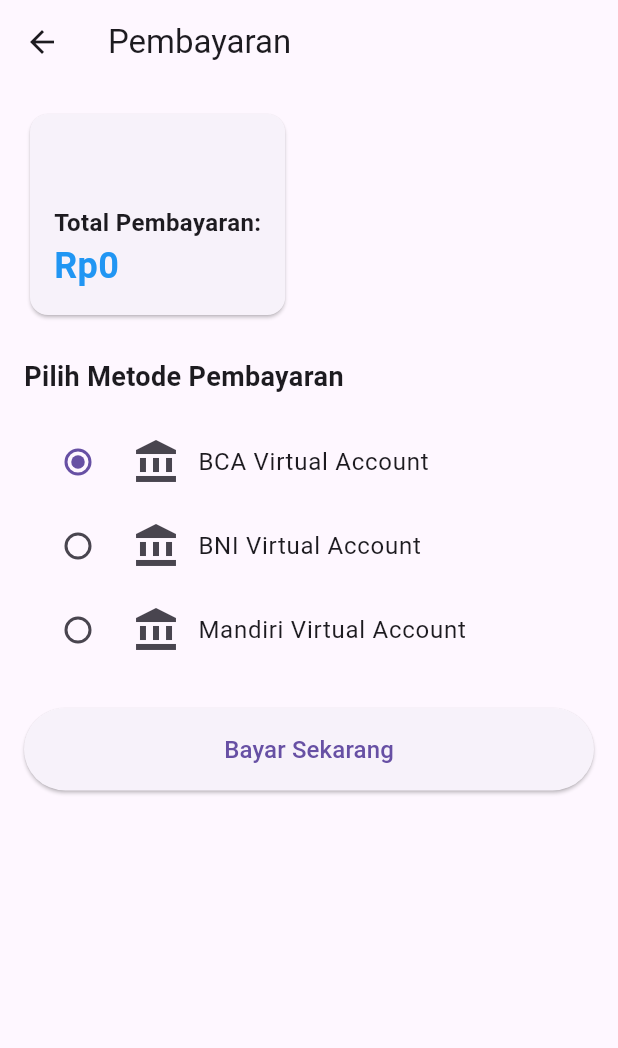
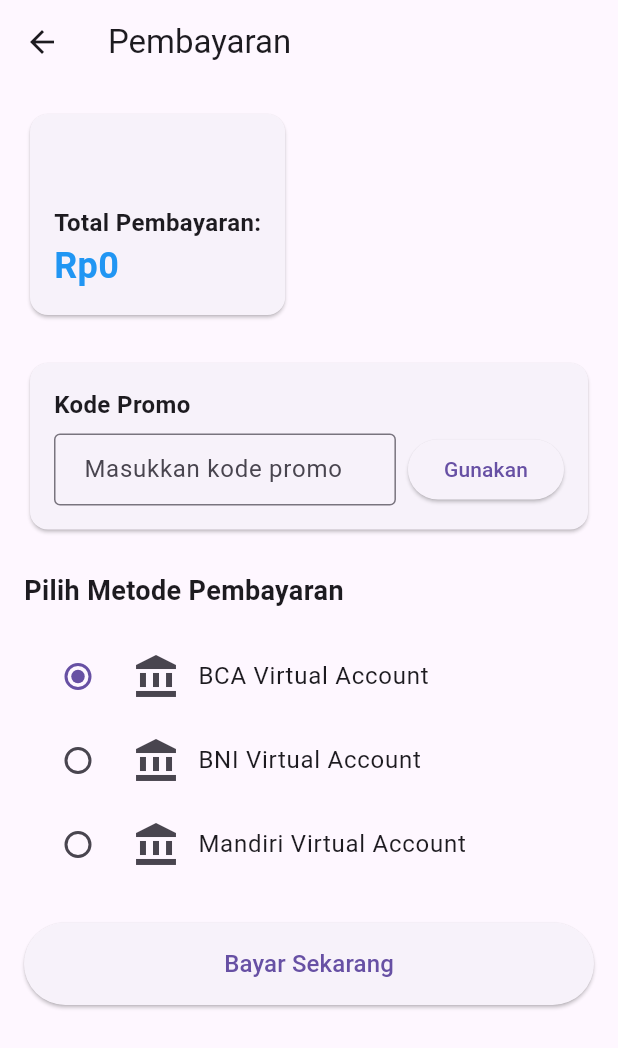
Before and after one commit to arizonaadipradana/juara_cpns, a Flutter app: the PaymentScreen screen opened directly with empty values, on a phone screen of 412 x 824 dp. Shown: the top 1048 px of the screen. Run offline on Flutter 3.47's test engine with Material 3 defaults, Android fonts, the phone set to English and light mode, and no system bars; our stand-ins replace cloud_firestore, firebase_auth, firebase_core; accounts and stored records are empty.

Commit message:
Add promo code validation and discount calculation to payment screen

```diff
--- a/lib/screens/payment_screen.dart
+++ b/lib/screens/payment_screen.dart
@@ -1,4 +1,5 @@
 // lib/screens/payment_screen.dart
+import 'package:flutter/foundation.dart';
 import 'package:flutter/material.dart';
 import 'package:cloud_firestore/cloud_firestore.dart';
 import 'package:firebase_auth/firebase_auth.dart';
@@ -20,12 +21,90 @@ class PaymentScreen extends StatefulWidget {
 class _PaymentScreenState extends State<PaymentScreen> {
   String selectedPaymentMethod = 'bca';
   bool isProcessing = false;
+  String promoCode = '';
+  int? promoDiscount;
+  bool isValidatingPromo = false;
+  String? promoError;
 
   final paymentMethods = [
     {'id': 'bca', 'name': 'BCA Virtual Account', 'logo': 'assets/bca_logo.png'},
     {'id': 'bni', 'name': 'BNI Virtual Account', 'logo': 'assets/bni_logo.png'},
     {'id': 'mandiri', 'name': 'Mandiri Virtual Account', 'logo': 'assets/mandiri_logo.png'},
   ];
+
+  // Calculate final price after discount
+  int get finalPrice {
+    if (promoDiscount == null) return widget.package.price;
+    return widget.package.price - promoDiscount!;
+  }
+
+  Future<void> validatePromoCode() async {
+    if (promoCode.isEmpty) return;
+
+    setState(() {
+      isValidatingPromo = true;
+      promoError = null;
+      promoDiscount = null;
+    });
+
+    try {
+      if (kDebugMode) {
+        print('Validating promo code: $promoCode');
+      }
+
+      final promoSnapshot = await FirebaseFirestore.instance
+          .collection('promos')
+          .where('code', isEqualTo: promoCode.trim().toUpperCase())
+          .where('isActive', isEqualTo: true)
+          .where('validUntil', isGreaterThan: Timestamp.now())
+          .get();
+
+      if (kDebugMode) {
+        print('Found ${promoSnapshot.docs.length} matching promos');
+      } // For debugging
+
+      if (promoSnapshot.docs.isEmpty) {
+        setState(() {
+          promoError = 'Kode promo tidak valid atau sudah kadaluarsa';
+        });
+        return;
+      }
+
+      final promoData = promoSnapshot.docs.first.data();
+
+      // Verify the data type and cast safely
+      final discountAmount = promoData['discountAmount'];
+      if (discountAmount is! int) {
+        throw Exception('Invalid discount amount type: ${discountAmount.runtimeType}');
+      }
+
+      setState(() {
+        promoDiscount = discountAmount;
+      });
+
+      // Show success message
+      if (mounted) {
+        ScaffoldMessenger.of(context).showSnackBar(
+          const SnackBar(
+            content: Text('Kode promo berhasil digunakan!'),
+            backgroundColor: Colors.green,
+          ),
+        );
+      }
+
+    } catch (e) {
+      if (kDebugMode) {
+        print('Error validating promo: $e');
+      } // For debugging
+      setState(() {
+        promoError = 'Gagal memvalidasi kode promo. Silakan coba lagi.';
+      });
+    } finally {
+      setState(() {
+        isValidatingPromo = false;
+      });
+    }
+  }
 
   Future<void> processPayment() async {
     setState(() {
@@ -38,20 +117,21 @@ class _PaymentScreenState extends State<PaymentScreen> {
         throw Exception('User not logged in');
       }
 
-      // Create payment record
       final payment = await FirebaseFirestore.instance
           .collection('payments')
           .add({
         'userId': user.uid,
         'packageId': widget.package.id,
-        'amount': widget.package.price,
+        'originalAmount': widget.package.price,
+        'promoCode': promoCode.isNotEmpty ? promoCode : null,
+        'promoDiscount': promoDiscount,
+        'finalAmount': finalPrice,
         'status': 'pending',
         'paymentMethod': selectedPaymentMethod,
         'createdAt': FieldValue.serverTimestamp(),
       });
 
-      // In a real app, you would integrate with a payment gateway here
-      // For demo purposes, we'll simulate a successful payment
+      // Simulate payment processing
       await Future.delayed(const Duration(seconds: 2));
 
       // Update payment status
@@ -73,7 +153,6 @@ class _PaymentScreenState extends State<PaymentScreen> {
       });
 
       if (mounted) {
-        // Show success dialog
         showDialog(
           context: context,
           barrierDismissible: false,
@@ -83,7 +162,7 @@ class _PaymentScreenState extends State<PaymentScreen> {
             actions: [
               TextButton(
                 onPressed: () {
-                  Navigator.pop(context); // Close dialog
+                  Navigator.pop(context);
                   Navigator.pushReplacement(
                     context,
                     MaterialPageRoute(
@@ -150,14 +229,85 @@ class _PaymentScreenState extends State<PaymentScreen> {
                         fontWeight: FontWeight.bold,
                       ),
                     ),
+                    if (promoDiscount != null) ...[
+                      Text(
+                        'Rp${widget.package.price}',
+                        style: const TextStyle(
+                          fontSize: 16,
+                          decoration: TextDecoration.lineThrough,
+                          color: Colors.grey,
+                        ),
+                      ),
+                      const SizedBox(height: 4),
+                    ],
                     Text(
-                      'Rp${widget.package.price}',
+                      'Rp$finalPrice',
                       style: const TextStyle(
                         fontSize: 24,
                         fontWeight: FontWeight.bold,
                         color: Colors.blue,
                       ),
                     ),
+                  ],
+                ),
+              ),
+            ),
+            const SizedBox(height: 24),
+            // Promo code section
+            Card(
+              child: Padding(
+                padding: const EdgeInsets.all(16.0),
+                child: Column(
+                  crossAxisAlignment: CrossAxisAlignment.start,
+                  children: [
+                    const Text(
+                      'Kode Promo',
+                      style: TextStyle(
+                        fontSize: 16,
+                        fontWeight: FontWeight.bold,
+                      ),
+                    ),
+                    const SizedBox(height: 8),
+                    Row(
+                      children: [
+                        Expanded(
+                          child: TextField(
+                            onChanged: (value) {
+                              setState(() {
+                                promoCode = value;
+                                promoError = null;
+                              });
+                            },
+                            decoration: InputDecoration(
+                              hintText: 'Masukkan kode promo',
+                              errorText: promoError,
+                              border: const OutlineInputBorder(),
+                            ),
+                          ),
+                        ),
+                        const SizedBox(width: 8),
+                        ElevatedButton(
+                          onPressed: isValidatingPromo ? null : validatePromoCode,
+                          child: isValidatingPromo
+                              ? const SizedBox(
+                            width: 20,
+                            height: 20,
+                            child: CircularProgressIndicator(strokeWidth: 2),
+                          )
+                              : const Text('Gunakan'),
+                        ),
+                      ],
+                    ),
+                    if (promoDiscount != null) ...[
+                      const SizedBox(height: 8),
+                      Text(
+                        'Potongan: Rp$promoDiscount',
+                        style: const TextStyle(
+                          color: Colors.green,
+                          fontWeight: FontWeight.bold,
+                        ),
+                      ),
+                    ],
                   ],
                 ),
               ),
```
Also changed, not shown: lib/screens/practice_test_screen.dart (+10 -10 lines).
